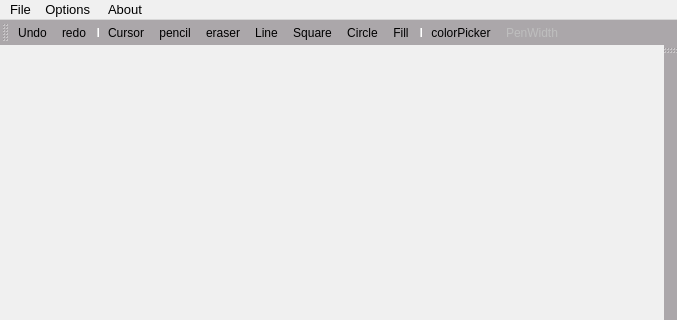
This is mainwindow.ui in Moisis/Decolor as Qt 5 draws it before an edit; both pictures show x 0 to 677 and y 0 to 320 of the 677 by 462 pixel window. The edited form follows.
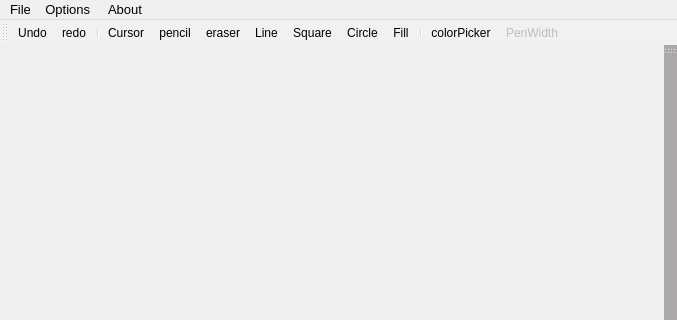
This is the edited form. Icons and pictures are not drawn.

Patch:
```diff
--- a/mainwindow.ui
+++ b/mainwindow.ui
@@ -142,7 +142,7 @@
      border-style: solid;
      border-style: outset;
      color: #EAEAEA;
-     background: #aba7aa; 
+     background: #F0F1F3; 
      font-size: 9pt;
 }</string>
    </property>
@@ -321,6 +321,9 @@
    </property>
   </action>
   <action name="actionUndo">
+   <property name="enabled">
+    <bool>true</bool>
+   </property>
    <property name="icon">
     <iconset resource="resource.qrc">
      <normaloff>:/img/undo.png</normaloff>:/img/undo.png</iconset>
```
Left out of the diff: 2 changed lines with no effect on the pictures.
